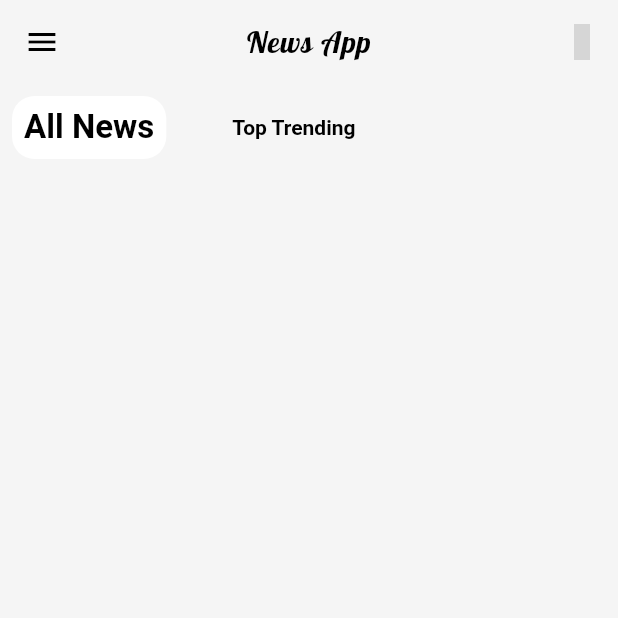
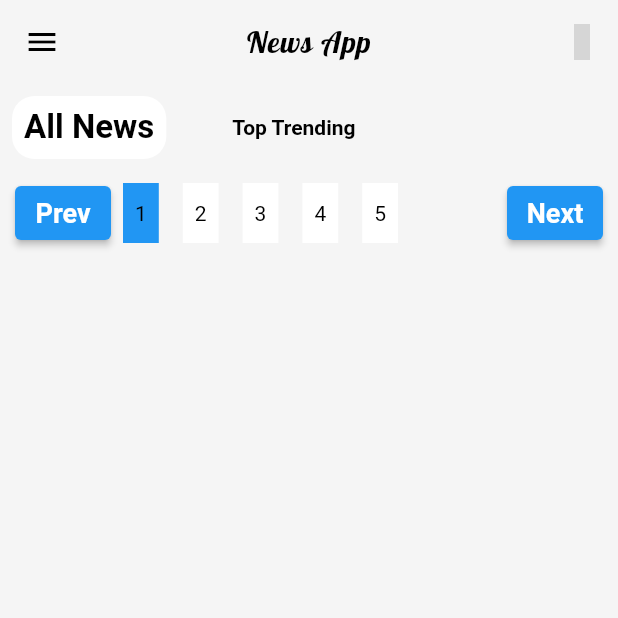
Before and after one commit to sohailokzz/flutter_news_app, a Flutter app: the screen it shows after launch, on a phone screen of 412 x 824 dp, the top half of it. Run offline on Flutter 3.47's test engine with Material 2 defaults, Android fonts, the phone set to English and light mode, and no system bars; our stand-ins replace flutter_iconly, google_fonts, shared_preferences; grey boxes are pictures that could not be loaded.

Commit message:
Pagination has been added

```diff
--- a/lib/screens/home_screen.dart
+++ b/lib/screens/home_screen.dart
@@ -16,6 +16,7 @@ class HomeScreen extends StatefulWidget {
 
 class _HomeScreenState extends State<HomeScreen> {
   var newsType = NewsType.allNews;
+  int currentPageIndex = 0;
   @override
   Widget build(BuildContext context) {
     final Color color = Utilis(context).getColor;
@@ -82,9 +83,91 @@ class _HomeScreenState extends State<HomeScreen> {
                   },
                 ),
               ],
-              )
+            ),
+            newsType == NewsType.topTrending
+                ? Container()
+                : SizedBox(
+                    height: kBottomNavigationBarHeight,
+                    child: Row(
+                      mainAxisAlignment: MainAxisAlignment.spaceAround,
+                      children: [
+                        10.pw,
+                        paginationButton(
+                          label: 'Prev',
+                          function: () {
+                            if (currentPageIndex == 0) {
+                              return;
+                            }
+                            setState(() {
+                              currentPageIndex -= 1;
+                            });
+                          },
+                        ),
+                        Flexible(
+                          child: ListView.builder(
+                            scrollDirection: Axis.horizontal,
+                            itemCount: 5,
+                            itemBuilder: (context, index) {
+                              return InkWell(
+                                onTap: () {
+                                  setState(() {
+                                    currentPageIndex = index;
+                                  });
+                                },
+                                child: Container(
+                                  padding: const EdgeInsets.all(8.0),
+                                  margin: const EdgeInsets.all(8.0),
+                                  color: currentPageIndex == index
+                                      ? Colors.blue
+                                      : Theme.of(context).cardColor,
+                                  child: Center(
+                                    child: Text('${index + 1}'),
+                                  ),
+                                ),
+                              );
+                            },
+                          ),
+                        ),
+                        paginationButton(
+                          label: 'Next',
+                          function: () {
+                            if (currentPageIndex == 4) {
+                              return;
+                            }
+                            setState(() {
+                              currentPageIndex += 1;
+                            });
+                          },
+                        ),
+                        10.pw,
                       ],
-          )),
+                    ),
+                  ),
+          ],
+        ),
+      ),
+    );
+  }
+
+  Widget paginationButton({
+    required String label,
+    required Function function,
+  }) {
+    return ElevatedButton(
+      onPressed: () {
+        function();
+      },
+      style: ElevatedButton.styleFrom(
+        backgroundColor: Colors.blue,
+        padding: const EdgeInsets.all(6.0),
+      ),
+      child: Text(
+        label,
+        style: const TextStyle(
+          fontWeight: FontWeight.bold,
+          fontSize: 18,
+        ),
+      ),
     );
   }
 }
```
Lines whose indentation alone changed are shown as unchanged.
